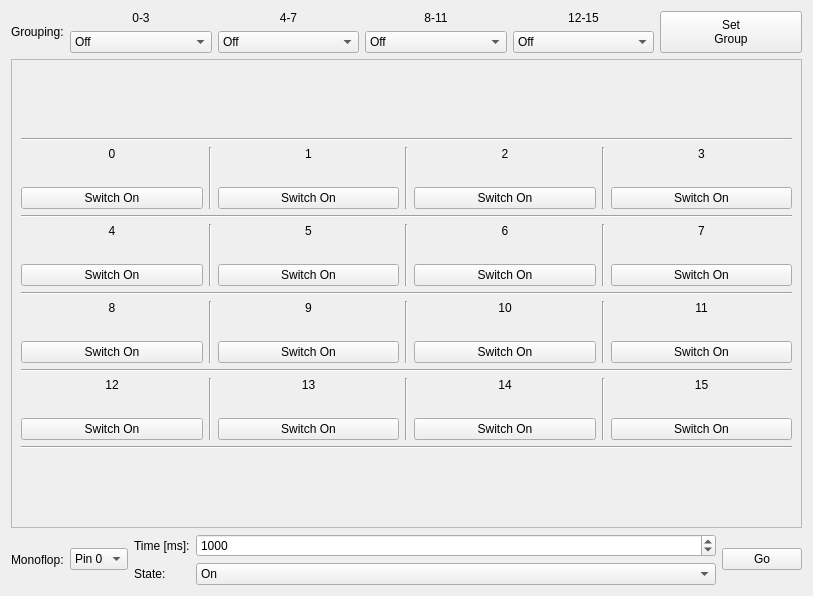
The window that src/brickv/plugin_system/plugins/industrial_quad_relay/ui/industrial_quad_relay.ui (Tinkerforge/brickv) describes before a commit, drawn with Qt 5.
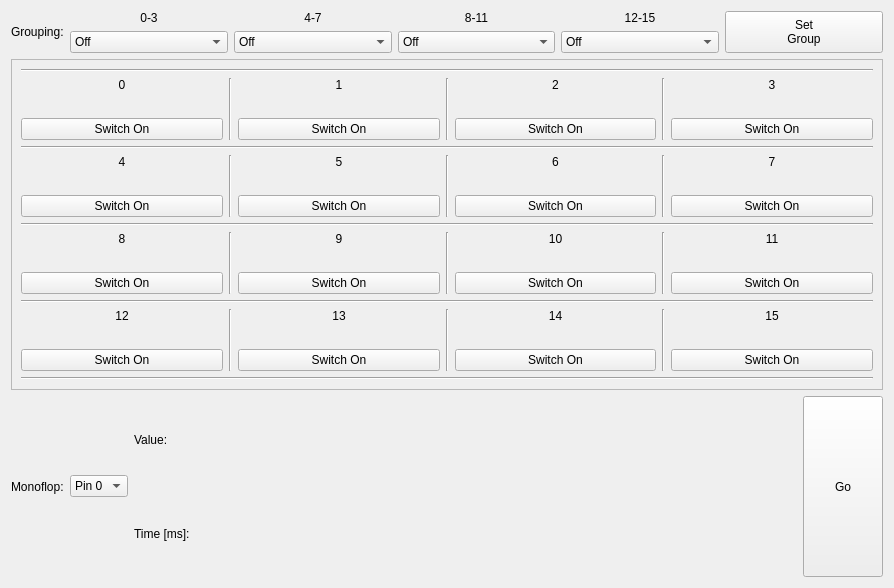
The same window after the commit.

Commit message:
Refactor and unify monoflop logic
Workaround Industrial Digital Out 4 Bricklet 2.0 and IO-4 Bricklet 2.0
firmware bugs.

```diff
--- a/src/brickv/plugin_system/plugins/industrial_quad_relay/ui/industrial_quad_relay.ui
+++ b/src/brickv/plugin_system/plugins/industrial_quad_relay/ui/industrial_quad_relay.ui
@@ -6,8 +6,8 @@
    <rect>
     <x>0</x>
     <y>0</y>
-    <width>813</width>
-    <height>596</height>
+    <width>894</width>
+    <height>588</height>
    </rect>
   </property>
   <property name="windowTitle">
@@ -227,8 +227,8 @@
        <rect>
         <x>0</x>
         <y>0</y>
-        <width>793</width>
-        <height>446</height>
+        <width>874</width>
+        <height>413</height>
        </rect>
       </property>
       <layout class="QVBoxLayout" name="verticalLayout_24">
@@ -940,6 +940,13 @@
      </item>
      <item>
       <layout class="QVBoxLayout" name="verticalLayout_23">
+       <item>
+        <widget class="QLabel" name="label_6">
+         <property name="text">
+          <string>Value:</string>
+         </property>
+        </widget>
+       </item>
        <item>
         <widget class="QLabel" name="monoflop_label2">
          <property name="text">
@@ -947,48 +954,30 @@
          </property>
         </widget>
        </item>
-       <item>
-        <widget class="QLabel" name="label_6">
-         <property name="text">
-          <string>State:</string>
-         </property>
-        </widget>
-       </item>
       </layout>
      </item>
      <item>
       <layout class="QVBoxLayout" name="verticalLayout_22">
        <item>
-        <widget class="QSpinBox" name="monoflop_time">
-         <property name="minimum">
-          <number>1</number>
-         </property>
-         <property name="maximum">
-          <number>2147483647</number>
-         </property>
-         <property name="value">
-          <number>1000</number>
-         </property>
-        </widget>
+        <widget class="QStackedWidget" name="monoflop_value_stack"/>
        </item>
        <item>
-        <widget class="QComboBox" name="monoflop_state">
-         <item>
-          <property name="text">
-           <string>On</string>
-          </property>
-         </item>
-         <item>
-          <property name="text">
-           <string>Off</string>
-          </property>
-         </item>
+        <widget class="QStackedWidget" name="monoflop_time_stack">
+         <property name="currentIndex">
+          <number>-1</number>
+         </property>
         </widget>
        </item>
       </layout>
      </item>
      <item>
       <widget class="QPushButton" name="monoflop_go">
+       <property name="sizePolicy">
+        <sizepolicy hsizetype="Minimum" vsizetype="Minimum">
+         <horstretch>0</horstretch>
+         <verstretch>0</verstretch>
+        </sizepolicy>
+       </property>
        <property name="text">
         <string>Go</string>
        </property>
```
The commit also changes 27 other files.
